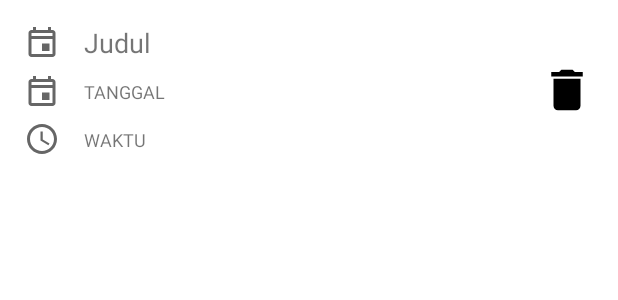
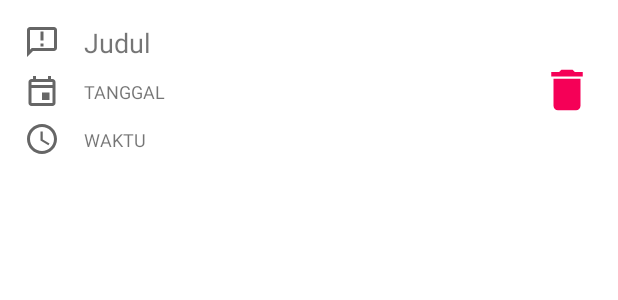
Before and after one commit to Viraa007/TAM-KELOMPOK-X, an Android app: the layout daftar_todo.xml on its own in the app's theme, with its tools: preview values and no code run, on a phone screen of 412 x 824 dp. Shown: the top 300 px of the screen. Run offline under Robolectric (Android 15) with nearby library versions, the phone set to English and light mode, and no system bars.

Commit message:
commit 5

```diff
--- a/app/src/main/java/com/kelompokx/todonote/FiturCalendar.java
+++ b/app/src/main/java/com/kelompokx/todonote/FiturCalendar.java
@@ -107,7 +107,7 @@ public class FiturCalendar extends AppCompatActivity {
                 e.printStackTrace();
             }
         } else
-            toastMsg("Opps.. terjadi kesalahan saat menyimpan!");
+            toastMsg("Terjadi kesalahan saat menyimpan!");
     }
 
     private void populateListView() {
@@ -238,11 +238,11 @@ public class FiturCalendar extends AppCompatActivity {
                         e.printStackTrace();
                     }
                 } else {
-                    toastMsg("Oops, Gak bisa kosong tugas nya.");
+                    toastMsg("Tugas harus diisi!");
                 }
             }
         });
-        dialogBuilder.setNegativeButton("Cancel", new DialogInterface.OnClickListener() {
+        dialogBuilder.setNegativeButton("Batal", new DialogInterface.OnClickListener() {
             public void onClick(DialogInterface dialog, int whichButton) {
                 dialog.cancel();
             }
--- a/app/src/main/java/com/kelompokx/todonote/FiturNote.java
+++ b/app/src/main/java/com/kelompokx/todonote/FiturNote.java
@@ -107,4 +107,6 @@ public class FiturNote extends AppCompatActivity {
             return convertView;
         }
     }
+
+
 }
--- a/app/src/main/java/com/kelompokx/todonote/RecyclerItemTouchHelper.java
+++ b/app/src/main/java/com/kelompokx/todonote/RecyclerItemTouchHelper.java
@@ -1,5 +1,6 @@
 package com.kelompokx.todonote;
 
+import android.annotation.SuppressLint;
 import android.app.AlertDialog;
 import android.content.DialogInterface;
 import android.graphics.Canvas;
@@ -56,6 +57,7 @@ public class RecyclerItemTouchHelper extends ItemTouchHelper.SimpleCallback {
         }
     }
 
+    @SuppressLint("ResourceAsColor")
     @Override
     public void onChildDraw(Canvas c, RecyclerView recyclerView, RecyclerView.ViewHolder viewHolder, float dX, float dY, int actionState, boolean isCurrentlyActive) {
         super.onChildDraw(c, recyclerView, viewHolder, dX, dY, actionState, isCurrentlyActive);
@@ -71,7 +73,7 @@ public class RecyclerItemTouchHelper extends ItemTouchHelper.SimpleCallback {
             background = new ColorDrawable(ContextCompat.getColor(adapter.getContext(), R.color.colorPrimaryDark));
         } else {
             icon = ContextCompat.getDrawable(adapter.getContext(), R.drawable.ic_baseline_delete);
-            background = new ColorDrawable(Color.RED);
+            background = new ColorDrawable(R.color.colorDelete);
         }
 
         assert icon != null;
--- a/app/src/main/res/drawable/ic_hapus.xml
+++ b/app/src/main/res/drawable/ic_hapus.xml
@@ -1,5 +1,5 @@
-<vector android:height="36dp" android:tint="#000000"
+<vector android:height="36dp" android:tint="#f50057"
     android:viewportHeight="24" android:viewportWidth="24"
     android:width="36dp" xmlns:android="http://schemas.android.com/apk/res/android">
-    <path android:fillColor="@android:color/black" android:pathData="M6,19c0,1.1 0.9,2 2,2h8c1.1,0 2,-0.9 2,-2V7H6v12zM19,4h-3.5l-1,-1h-5l-1,1H5v2h14V4z"/>
+    <path android:fillColor="#f50057" android:pathData="M6,19c0,1.1 0.9,2 2,2h8c1.1,0 2,-0.9 2,-2V7H6v12zM19,4h-3.5l-1,-1h-5l-1,1H5v2h14V4z"/>
 </vector>
--- a/app/src/main/res/drawable/ic_judul.xml
+++ b/app/src/main/res/drawable/ic_judul.xml
@@ -1,4 +1,5 @@
-<vector android:tint="?attr/colorControlNormal"
+<vector android:autoMirrored="true"
+    android:tint="?attr/colorControlNormal"
     android:viewportHeight="24"
     android:viewportWidth="24"
     android:height="24dp"
@@ -6,9 +7,8 @@
     xmlns:android="http://schemas.android.com/apk/res/android">
 
     <path
-        android:pathData="M19,4h-1L18,2h-2v2L8,4L8,2L6,2v2L5,4c-1.11,0 -1.99,0.9 -1.99,2L3,20c0,
-        1.1 0.89,2 2,2h14c1.1,0 2,-0.9 2,-2L21,6c0,-1.1 -0.9,-2 -2,-2zM19,20L5,20L5,10h14v10zM19,8L5,8L5,
-        6h14v2zM12,13h5v5h-5z"
+        android:pathData="M20,2L4,2c-1.1,0 -2,0.9 -2,2v18l4,-4h14c1.1,0 2,-0.9 2,-2L22,4c0,-1.1 -0.9,
+        -2 -2,-2zM20,16L5.17,16L4,17.17L4,4h16v12zM11,5h2v6h-2zM11,13h2v2h-2z"
         android:fillColor="@android:color/white"/>
 
 </vector>
--- a/app/src/main/res/values/colors.xml
+++ b/app/src/main/res/values/colors.xml
@@ -9,6 +9,8 @@
     <color name="white">#FFFFFFFF</color>
 
     <color name="colorPrimary">#84ffff</color>
+    <color name="colorPrimary2">#E871FFBD</color>
     <color name="colorPrimaryDark">@color/teal_200</color>
+    <color name="colorDelete">#f50057</color>
     <color name="colorAccent">#000000</color>
 </resources>
```
Also changed, not shown: app/src/main/AndroidManifest.xml (+7 -3 lines), app/src/main/java/com/kelompokx/todonote/SplashScreen.java (added, +30 -0 lines), app/src/main/res/drawable/ring.xml (added, +16 -0 lines), app/src/main/res/layout/activity_splash_screen.xml (added, +26 -0 lines), app/src/main/res/drawable/splash.png (added).
